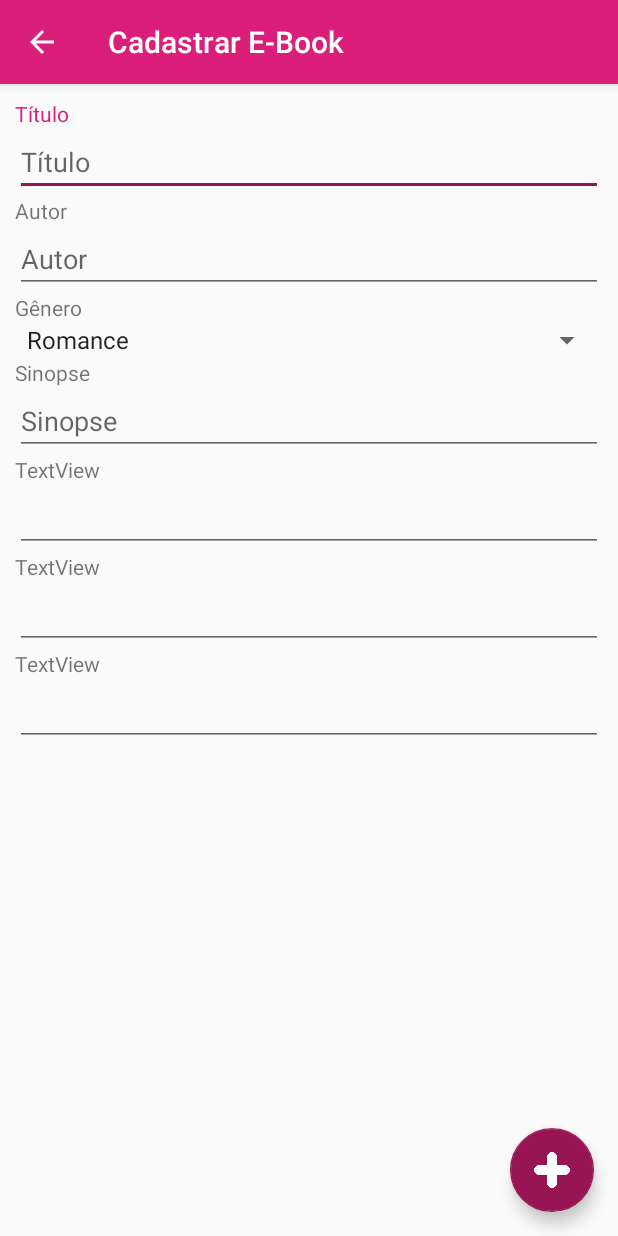
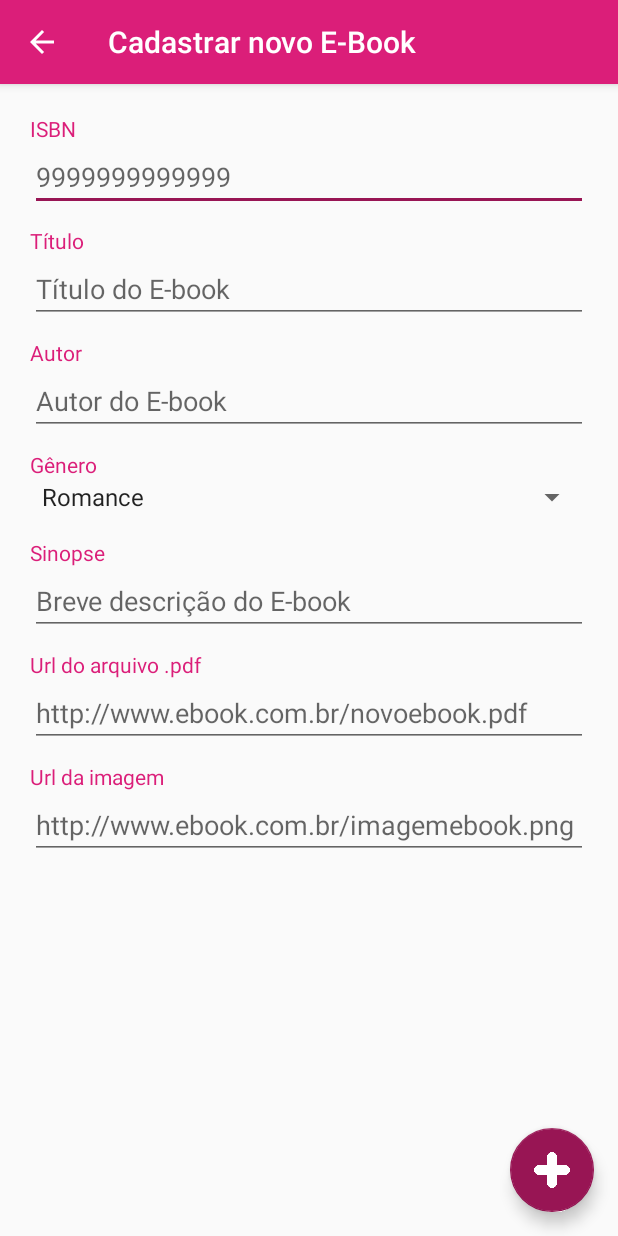
Before and after one commit to dheymia/EbookStore, an Android app: the screen it shows after launch (EbookActivity), item 5 of the bottom bar chosen, on a phone screen of 412 x 824 dp. Run offline under Robolectric (Android 15) with nearby library versions, the phone set to English and light mode, and no system bars; our stand-ins replace Firebase (no records; nobody signed in at launch, a user with empty details on screens opened directly).

Commit message:
Cadastramento de ebooks

```diff
--- a/app/src/main/java/senac/ebookstore/EbookActivity.java
+++ b/app/src/main/java/senac/ebookstore/EbookActivity.java
@@ -4,13 +4,22 @@ import android.os.Bundle;
 
 import com.google.android.material.floatingactionbutton.FloatingActionButton;
 import com.google.android.material.snackbar.Snackbar;
+import com.google.firebase.database.DatabaseReference;
+import com.google.firebase.database.FirebaseDatabase;
 
 import androidx.appcompat.app.AppCompatActivity;
 import androidx.appcompat.widget.Toolbar;
 
 import android.view.View;
+import android.widget.Spinner;
+import android.widget.TextView;
+
+import senac.ebookstore.models.Ebook;
 
 public class EbookActivity extends AppCompatActivity {
+
+    TextView txtTitulo, txtAutor, txtSinopse, txtIsbn, txtUrlebook, txtUrlImagem;
+    Spinner spTipo;
 
     @Override
     protected void onCreate(Bundle savedInstanceState) {
@@ -19,12 +28,34 @@ public class EbookActivity extends AppCompatActivity {
         Toolbar toolbar = findViewById(R.id.toolbar);
         setSupportActionBar(toolbar);
 
+        txtTitulo = findViewById(R.id.txtTitulo);
+        txtAutor = findViewById(R.id.txtAutor);
+        spTipo = findViewById(R.id.spiTipo);
+        txtSinopse = findViewById(R.id.txtSinopse);
+        txtIsbn = findViewById(R.id.txtIsbn);
+        txtUrlebook = findViewById(R.id.txtUrlEbook);
+        txtUrlImagem = findViewById(R.id.txtUrlImagem);
+
+
         FloatingActionButton fab = findViewById(R.id.fab);
         fab.setOnClickListener(new View.OnClickListener() {
             @Override
             public void onClick(View view) {
-                Snackbar.make(view, "Replace with your own action", Snackbar.LENGTH_LONG)
-                        .setAction("Action", null).show();
+                String titulo = txtTitulo.getText().toString();
+                String autor = txtAutor.getText().toString();
+                String tipo = spTipo.getSelectedItem().toString();
+                String sinopse = txtSinopse.getText().toString();
+                String isbn = txtIsbn.getText().toString();
+                String urlebook = txtUrlebook.getText().toString();
+                String urlimagem = txtUrlImagem.getText().toString();
+
+                Ebook ebook = new Ebook(isbn, urlimagem, titulo, autor, sinopse, tipo, urlebook);
+
+                FirebaseDatabase database = FirebaseDatabase.getInstance();
+                DatabaseReference myRef = database.getReference("ebooks/" + ebook.getTipo() + "/" + ebook.getIsbn());
+
+                myRef.setValue(ebook);
+                finish();
             }
         });
         getSupportActionBar().setDisplayHomeAsUpEnabled(true);
--- a/app/src/main/java/senac/ebookstore/MainActivity.java
+++ b/app/src/main/java/senac/ebookstore/MainActivity.java
@@ -3,6 +3,7 @@ package senac.ebookstore;
 import android.app.SearchManager;
 import android.content.Context;
 import android.content.Intent;
+import android.content.SharedPreferences;
 import android.os.Bundle;
 
 import com.google.android.material.bottomnavigation.BottomNavigationView;
@@ -10,14 +11,25 @@ import com.google.android.material.bottomnavigation.BottomNavigationView;
 import androidx.appcompat.app.AppCompatActivity;
 import androidx.annotation.NonNull;
 import androidx.appcompat.widget.Toolbar;
+import androidx.preference.PreferenceManager;
+import androidx.recyclerview.widget.RecyclerView;
 
 import android.view.Menu;
 import android.view.MenuItem;
+import android.view.View;
 import android.widget.SearchView;
 import android.widget.TextView;
+import android.widget.Toast;
+
+import java.util.ArrayList;
+import java.util.List;
+
+import senac.ebookstore.models.Ebook;
 
 public class MainActivity extends AppCompatActivity {
+    private TextView txtNome;
     private TextView mTextMessage;
+
 
     private BottomNavigationView.OnNavigationItemSelectedListener mOnNavigationItemSelectedListener
             = new BottomNavigationView.OnNavigationItemSelectedListener() {
@@ -52,7 +64,14 @@ public class MainActivity extends AppCompatActivity {
         setContentView(R.layout.activity_main);
         BottomNavigationView navView = findViewById(R.id.nav_view);
         mTextMessage = findViewById(R.id.message);
+        txtNome = findViewById(R.id.txtNome);
         navView.setOnNavigationItemSelectedListener(mOnNavigationItemSelectedListener);
+
+        SharedPreferences sharedPreferences = PreferenceManager.getDefaultSharedPreferences(this);
+        String name = sharedPreferences.getString("signature", "visitante");
+
+        txtNome.setText("Olá " + name);
+
 
        }
 
--- a/app/src/main/res/layout/content_ebook.xml
+++ b/app/src/main/res/layout/content_ebook.xml
@@ -4,7 +4,7 @@
     xmlns:tools="http://schemas.android.com/tools"
     android:layout_width="match_parent"
     android:layout_height="match_parent"
-    android:layout_margin="10dp"
+    android:layout_margin="20dp"
     android:orientation="vertical"
     app:layout_behavior="@string/appbar_scrolling_view_behavior"
     tools:context=".EbookActivity"
@@ -12,9 +12,25 @@
 
 
     <TextView
+        android:id="@+id/textView"
+        android:layout_width="match_parent"
+        android:layout_height="wrap_content"
+        android:text="@string/isbn"
+        android:textColor="@color/colorPrimary" />
+
+    <EditText
+        android:id="@+id/txtIsbn"
+        android:layout_width="match_parent"
+        android:layout_height="wrap_content"
+        android:ems="10"
+        android:hint="@string/dicaIsbn"
+        android:inputType="number" />
+
+    <TextView
         android:id="@+id/textView3"
-        android:layout_width="wrap_content"
+        android:layout_width="match_parent"
         android:layout_height="wrap_content"
+        android:layout_marginTop="10dp"
         android:text="@string/titulo"
         android:textColor="@color/colorPrimary" />
 
@@ -23,28 +39,32 @@
         android:layout_width="match_parent"
         android:layout_height="wrap_content"
         android:ems="10"
-        android:hint="@string/titulo"
+        android:hint="@string/dicaTitulo"
         android:inputType="textPersonName" />
 
     <TextView
         android:id="@+id/textView9"
         android:layout_width="match_parent"
         android:layout_height="wrap_content"
-        android:text="@string/autor" />
+        android:layout_marginTop="10dp"
+        android:text="@string/autor"
+        android:textColor="@color/colorPrimary" />
 
     <EditText
         android:id="@+id/txtAutor"
         android:layout_width="match_parent"
         android:layout_height="wrap_content"
         android:ems="10"
-        android:hint="@string/autor"
+        android:hint="@string/dicaAutor"
         android:inputType="textPersonName" />
 
     <TextView
         android:id="@+id/textView10"
         android:layout_width="match_parent"
         android:layout_height="wrap_content"
-        android:text="@string/tipo" />
+        android:layout_marginTop="10dp"
+        android:text="@string/tipo"
+        android:textColor="@color/colorPrimary" />
 
     <Spinner
         android:id="@+id/spiTipo"
@@ -56,7 +76,9 @@
         android:id="@+id/textView11"
         android:layout_width="match_parent"
         android:layout_height="wrap_content"
-        android:text="@string/sinopse" />
+        android:layout_marginTop="15dp"
+        android:text="@string/sinopse"
+        android:textColor="@color/colorPrimary" />
 
     <EditText
         android:id="@+id/txtSinopse"
@@ -64,46 +86,39 @@
         android:layout_height="wrap_content"
         android:ems="10"
         android:gravity="start|top"
-        android:hint="@string/sinopse"
+        android:hint="@string/dicaSinopse"
         android:inputType="textMultiLine" />
-
-    <TextView
-        android:id="@+id/textView12"
-        android:layout_width="match_parent"
-        android:layout_height="wrap_content"
-        android:text="TextView" />
-
-    <EditText
-        android:id="@+id/txtIsbn"
-        android:layout_width="match_parent"
-        android:layout_height="wrap_content"
-        android:ems="10"
-        android:inputType="textPersonName" />
 
     <TextView
         android:id="@+id/textView13"
         android:layout_width="match_parent"
         android:layout_height="wrap_content"
-        android:text="TextView" />
+        android:layout_marginTop="10dp"
+        android:text="@string/urlpdf"
+        android:textColor="@color/colorPrimary" />
 
     <EditText
-        android:id="@+id/TxtUrlEbook"
+        android:id="@+id/txtUrlEbook"
         android:layout_width="match_parent"
         android:layout_height="wrap_content"
         android:ems="10"
+        android:hint="@string/dicaUrlpdf"
         android:inputType="textPersonName" />
 
     <TextView
         android:id="@+id/textView14"
         android:layout_width="match_parent"
         android:layout_height="wrap_content"
-        android:text="TextView" />
+        android:layout_marginTop="10dp"
+        android:text="@string/urlimagem"
+        android:textColor="@color/colorPrimary" />
 
     <EditText
         android:id="@+id/txtUrlImagem"
         android:layout_width="match_parent"
         android:layout_height="wrap_content"
         android:ems="10"
+        android:hint="@string/dicaUrlimagem"
         android:inputType="textPersonName" />
 
 </LinearLayout>
--- a/app/src/main/res/layout/item_ebook.xml
+++ b/app/src/main/res/layout/item_ebook.xml
@@ -42,7 +42,7 @@
                 android:layout_marginLeft="10dp"
                 android:layout_weight="1"
                 android:text="@string/titulo"
-                android:textColor="@color/colorAccent"
+                android:textColor="@color/colorPrimaryDark"
                 android:textSize="16sp"
                 android:textStyle="bold" />
 
@@ -104,7 +104,7 @@
                 android:id="@+id/textView8"
                 android:layout_width="match_parent"
                 android:layout_height="wrap_content"
-                android:layout_marginTop="10dp"
+                android:layout_marginTop="5dp"
                 android:text="@string/sinopse"
                 android:textColor="@color/colorPrimary"
                 android:textSize="12sp"
--- a/app/src/main/res/values/colors.xml
+++ b/app/src/main/res/values/colors.xml
@@ -1,6 +1,6 @@
 <?xml version="1.0" encoding="utf-8"?>
 <resources>
     <color name="colorPrimary">#DB1E79</color>
-    <color name="colorPrimaryDark">#c51b6d</color>
+    <color name="colorPrimaryDark">#C51B6D</color>
     <color name="colorAccent">#981554</color>
 </resources>
--- a/app/src/main/res/values/strings.xml
+++ b/app/src/main/res/values/strings.xml
@@ -17,9 +17,9 @@
     <string name="attachment_summary_on">Automatically download attachments for incoming emails
     </string>
     <string name="attachment_summary_off">Only download attachments when manually requested</string>
-    <string name="title_activity_ebook">Cadastrar E-Book</string>
+    <string name="title_activity_ebook">Cadastrar novo E-Book</string>
     <string name="title_activity_main">E-Book Store</string>
-    <string name="title_home">Home</string>
+    <string name="title_home">Todos</string>
     <string name="title_novo">Adicionar</string>
     <string name="title_romance">Romances</string>
     <string name="title_negocios">Negócios</string>
@@ -28,4 +28,13 @@
     <string name="autor">Autor</string>
     <string name="tipo">Gênero</string>
     <string name="sinopse">Sinopse</string>
+    <string name="isbn">ISBN</string>
+    <string name="urlpdf">Url do arquivo .pdf</string>
+    <string name="urlimagem">Url da imagem</string>
+    <string name="dicaTitulo">Título do E-book</string>
+    <string name="dicaAutor">Autor do E-book</string>
+    <string name="dicaSinopse">Breve descrição do E-book</string>
+    <string name="dicaUrlpdf">http://www.ebook.com.br/novoebook.pdf</string>
+    <string name="dicaUrlimagem">http://www.ebook.com.br/imagemebook.png</string>
+    <string name="dicaIsbn">9999999999999</string>
 </resources>
```
Also changed, not shown: app/build.gradle (+8 -0 lines), app/src/main/java/senac/ebookstore/models/EbookFirebaseHelper.java (added, +10 -0 lines), app/src/main/res/layout/activity_main.xml (+23 -4 lines).
